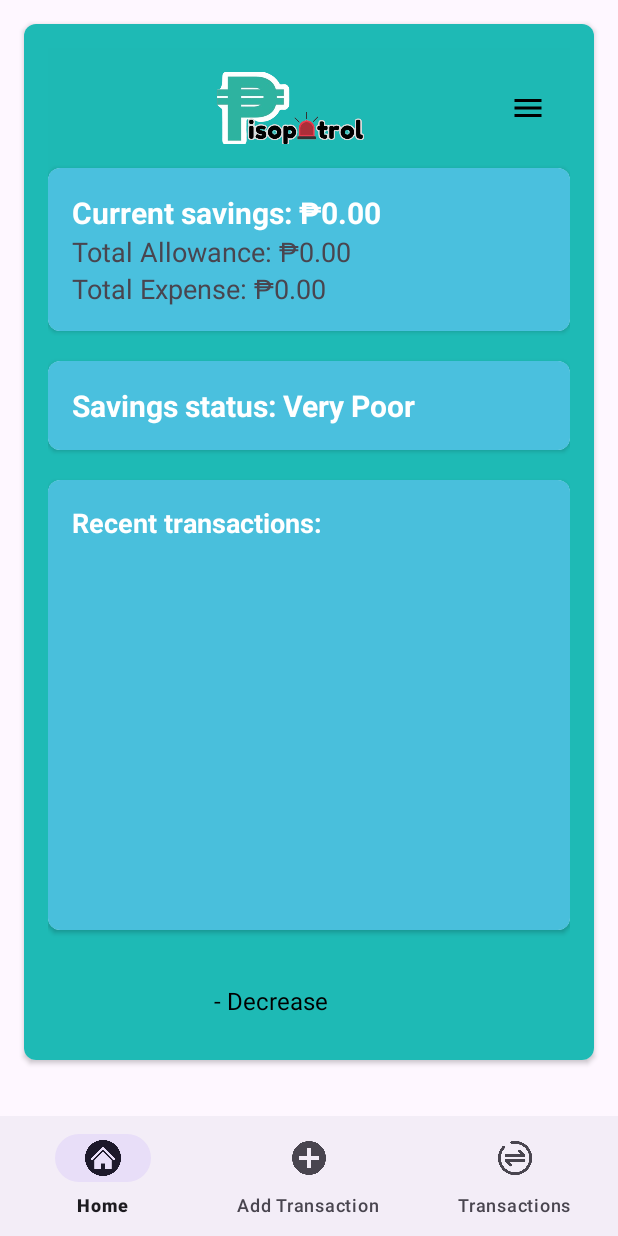
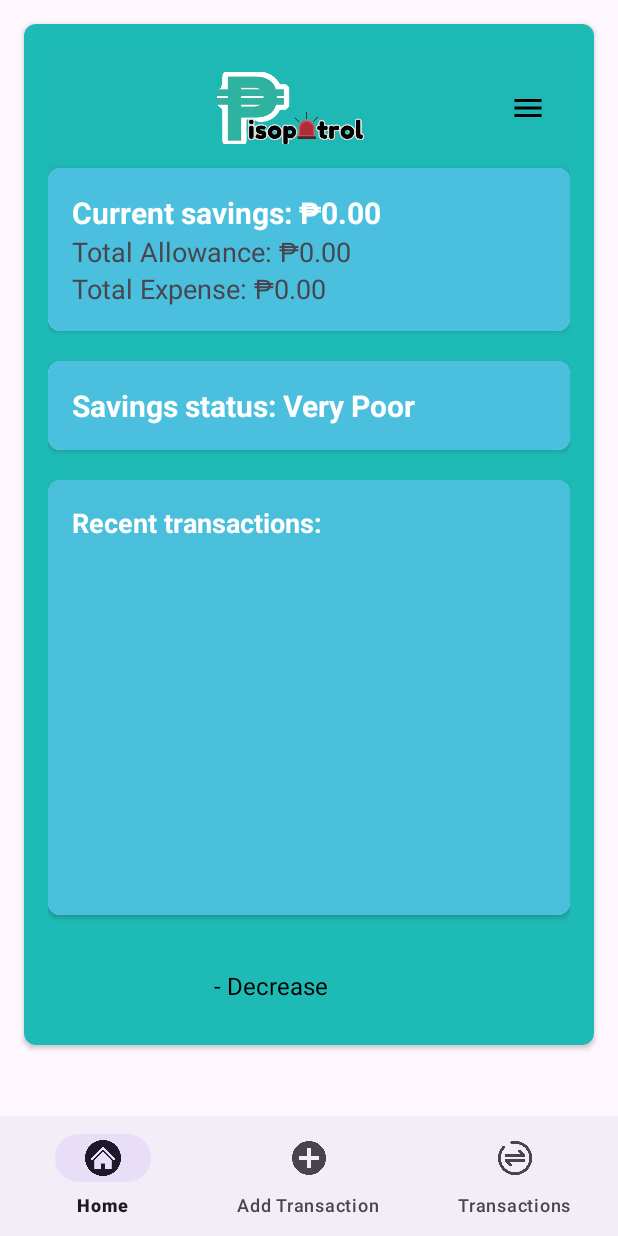
Before and after one commit to Devchili/pisopatrol, an Android app: the screen it shows after launch (MainActivity), on a phone screen of 412 x 824 dp. Run offline under Robolectric (Android 15) with nearby library versions, the phone set to English and light mode, and no system bars.

Commit message:
first change

```diff
--- a/app/src/main/java/com/dianiel/pisopatrol/HomeFragment.java
+++ b/app/src/main/java/com/dianiel/pisopatrol/HomeFragment.java
@@ -212,6 +212,10 @@ public class HomeFragment extends Fragment {
                 // Update saving status text view
                 updateSavingStatusTextView(0, 0);
 
+                // Update total allowance and total expense TextViews
+                updateTotalAllowanceTextView();
+                updateTotalExpenseTextView();
+
                 // Notify user
                 Toast.makeText(requireContext(), "Data has been reset.", Toast.LENGTH_SHORT).show();
             }
@@ -224,6 +228,7 @@ public class HomeFragment extends Fragment {
         });
         builder.show();
     }
+
 
     @Override
     public void onViewCreated(@NonNull View view, @Nullable Bundle savedInstanceState) {
--- a/app/src/main/res/layout/fragment_home.xml
+++ b/app/src/main/res/layout/fragment_home.xml
@@ -125,7 +125,7 @@
 
                 <LinearLayout
                     android:layout_width="match_parent"
-                    android:layout_height="300dp"
+                    android:layout_height="290dp"
                     android:orientation="vertical"
                     android:background="@color/white"
                     android:backgroundTint="#49BFDC"
```
Also changed, not shown: 23 other files.
